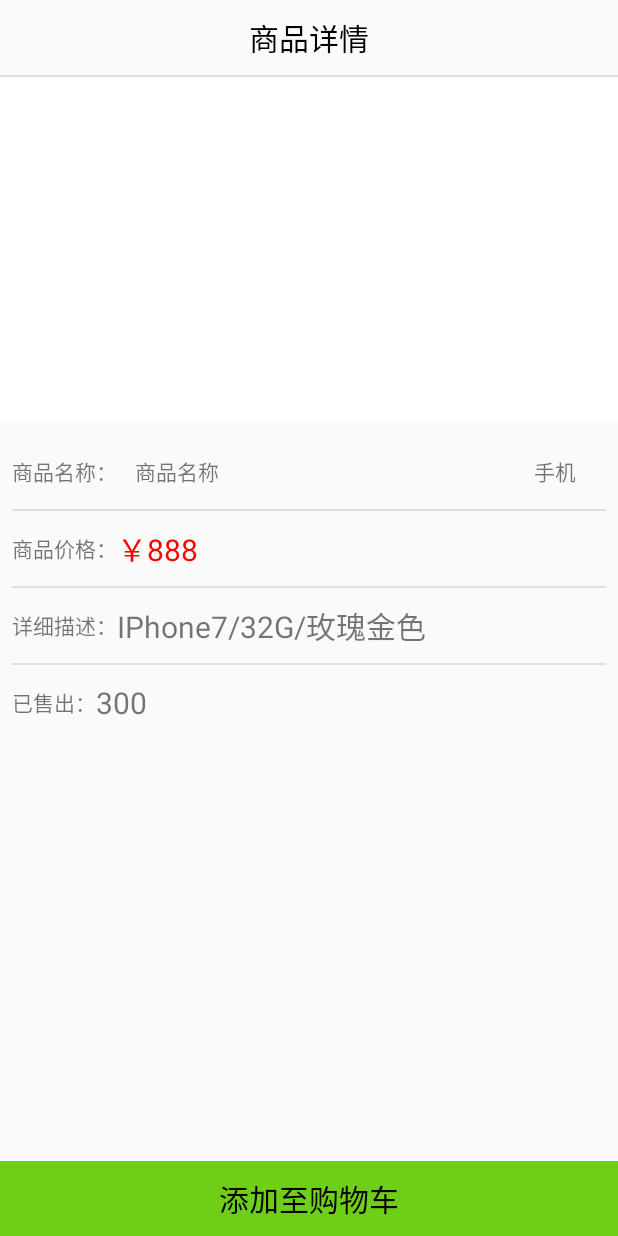
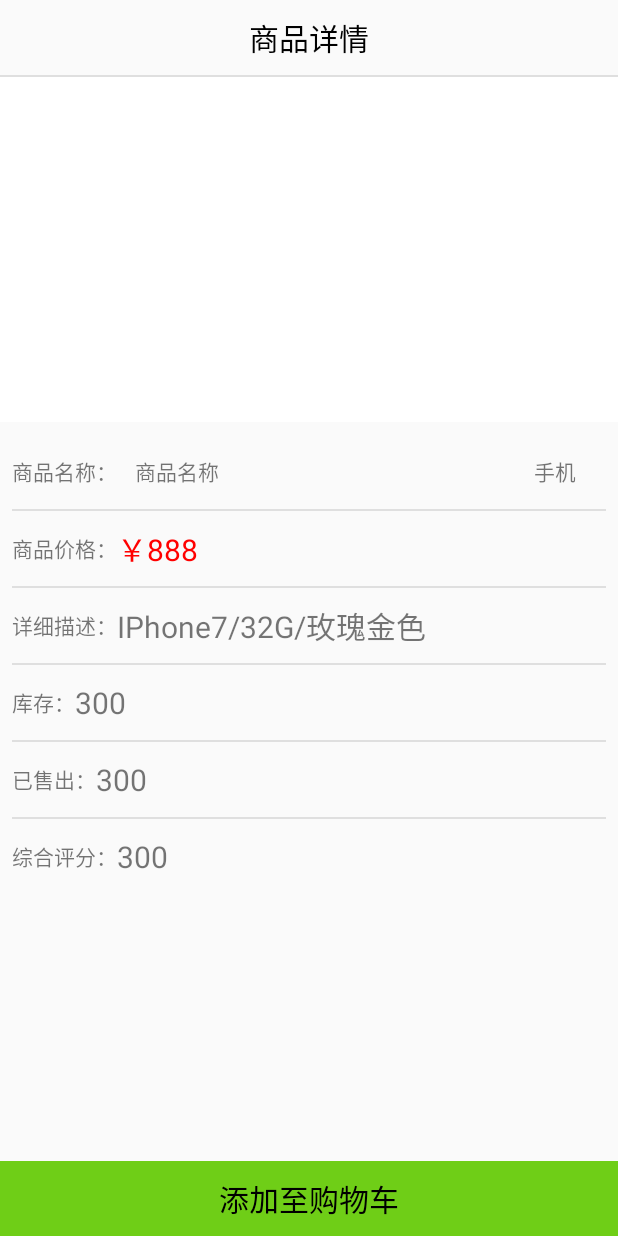
Before and after one commit to TheAceCream/Jia, an Android app: the DetailsActivity screen opened directly, with no data from a screen before it, on a phone screen of 412 x 824 dp. Run offline under Robolectric (Android 15) with nearby library versions, the phone set to English and light mode, and no system bars; libraries missing offline, so code that uses them is left out: com.blankj.utilcode; pictures from the network do not load; 9 statements that could not run were skipped.

Commit message:
破坏性试验之前~

```diff
--- a/app/src/main/java/com/jia/jia/MyApplication.java
+++ b/app/src/main/java/com/jia/jia/MyApplication.java
@@ -13,7 +13,7 @@ import com.blankj.utilcode.util.Utils;
 public class MyApplication extends Application {
 
 
-    public final static String baseUrl = "http://192.168.1.102:8080/";
+    public final static String baseUrl = "http://172.20.10.2:8080/";
 
     @Override
     public void onCreate() {
--- a/app/src/main/java/com/jia/jia/activity/DetailsActivity.java
+++ b/app/src/main/java/com/jia/jia/activity/DetailsActivity.java
@@ -6,6 +6,7 @@ import android.support.v7.app.AppCompatActivity;
 import android.view.View;
 import android.widget.ImageView;
 import android.widget.TextView;
+import android.widget.Toast;
 
 import com.blankj.utilcode.util.CacheUtils;
 import com.blankj.utilcode.util.LogUtils;
@@ -29,7 +30,7 @@ import java.util.List;
 
 public class DetailsActivity extends AppCompatActivity {
 
-    private TextView name, type, price, details, sell, button;
+    private TextView name, type, price, store , details, sell, star , button;
     private ImageView img;
 
     @Override
@@ -40,16 +41,21 @@ public class DetailsActivity extends AppCompatActivity {
         name = findViewById(R.id.name);
         type = findViewById(R.id.type);
         price = findViewById(R.id.price);
+        store = findViewById(R.id.store);
         details = findViewById(R.id.details);
         sell = findViewById(R.id.sell);
+        star = findViewById(R.id.star);
         button = findViewById(R.id.add_to_car);
         img = findViewById(R.id.img);
 
         name.setText(getIntent().getExtras().getString("name"));
         type.setText(getIntent().getExtras().getString("type"));
         price.setText(getIntent().getExtras().getString("price"));
+        store.setText(getIntent().getExtras().getString("store"));
         details.setText(getIntent().getExtras().getString("details"));
         sell.setText(getIntent().getExtras().getString("sell"));
+        star.setText(getIntent().getExtras().getString("star"));
+        Toast.makeText(DetailsActivity.this,getIntent().getExtras().getString("star"),Toast.LENGTH_LONG).show();
 
         Glide.with(this).load(getIntent().getExtras().getString("img")).into(img);
 
--- a/app/src/main/res/layout/activity_details.xml
+++ b/app/src/main/res/layout/activity_details.xml
@@ -137,9 +137,35 @@
         <TextView
             android:layout_width="match_parent"
             android:layout_height="1dp"
-
             android:background="#dfdfdf" />
 
+        <LinearLayout
+            android:layout_width="match_parent"
+            android:layout_height="wrap_content"
+            android:gravity="center_vertical"
+            android:minHeight="50dp"
+            android:orientation="horizontal">
+
+            <TextView
+                android:layout_width="wrap_content"
+                android:layout_height="wrap_content"
+                android:text="库存："
+
+                />
+
+            <TextView
+                android:id="@+id/store"
+                android:layout_width="wrap_content"
+                android:layout_height="wrap_content"
+                android:text="300"
+                android:textSize="20sp" />
+
+        </LinearLayout>
+
+        <TextView
+            android:layout_width="match_parent"
+            android:layout_height="1dp"
+            android:background="#dfdfdf" />
 
         <LinearLayout
             android:layout_width="match_parent"
@@ -162,6 +188,32 @@
                 android:text="300"
                 android:textSize="20sp" />
 
+        </LinearLayout>
+        <TextView
+            android:layout_width="match_parent"
+            android:layout_height="1dp"
+            android:background="#dfdfdf" />
+
+        <LinearLayout
+            android:layout_width="match_parent"
+            android:layout_height="wrap_content"
+            android:gravity="center_vertical"
+            android:minHeight="50dp"
+            android:orientation="horizontal">
+
+            <TextView
+                android:layout_width="wrap_content"
+                android:layout_height="wrap_content"
+                android:text="综合评分："
+
+                />
+
+            <TextView
+                android:id="@+id/star"
+                android:layout_width="wrap_content"
+                android:layout_height="wrap_content"
+                android:text="300"
+                android:textSize="20sp" />
 
         </LinearLayout>
 
--- a/app/src/main/res/values/strings.xml
+++ b/app/src/main/res/values/strings.xml
@@ -1,7 +1,7 @@
 <resources>
     <string name="app_name">Jia</string>
-    <string name="please_input_phone">请输入手机号</string>
-    <string name="phone">手机号</string>
+    <string name="please_input_phone">请输入用户名</string>
+    <string name="phone">用户名</string>
     <string name="auth_code">验证码</string>
     <string name="message_auth_code">短信验证码</string>
     <string name="get_auth_code">获取验证码</string>
```
Also changed, not shown: app/src/main/java/com/jia/jia/activity/ResultActivity.java (+6 -1 lines), app/src/main/java/com/jia/jia/fragment/SortFragment.java (+48 -2 lines), app/src/main/java/com/jia/jia/module/Goods.java (+18 -0 lines), app/src/main/res/layout/fragment_sort.xml (+12 -1 lines).
